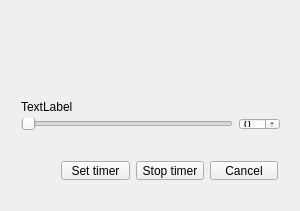
This is mainwindow.ui in Granddave/Stretch-timer as Qt 5 draws it before an edit. The edited form follows.
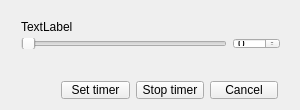
This is the edited form.

The edit to the form file:
```diff
--- a/mainwindow.ui
+++ b/mainwindow.ui
@@ -10,7 +10,7 @@
     <x>0</x>
     <y>0</y>
     <width>300</width>
-    <height>211</height>
+    <height>110</height>
    </rect>
   </property>
   <property name="sizePolicy">
@@ -19,6 +19,18 @@
     <verstretch>0</verstretch>
    </sizepolicy>
   </property>
+  <property name="minimumSize">
+   <size>
+    <width>300</width>
+    <height>110</height>
+   </size>
+  </property>
+  <property name="maximumSize">
+   <size>
+    <width>300</width>
+    <height>110</height>
+   </size>
+  </property>
   <property name="windowTitle">
    <string>MainWindow</string>
   </property>
@@ -33,9 +45,9 @@
     <property name="geometry">
      <rect>
       <x>50</x>
-      <y>150</y>
+      <y>70</y>
       <width>239</width>
-      <height>41</height>
+      <height>40</height>
      </rect>
     </property>
     <layout class="QHBoxLayout" name="horizontalLayout">
@@ -66,9 +78,9 @@
     <property name="geometry">
      <rect>
       <x>10</x>
-      <y>90</y>
+      <y>10</y>
       <width>281</width>
-      <height>51</height>
+      <height>50</height>
      </rect>
     </property>
     <layout class="QGridLayout" name="gridLayout">
@@ -86,9 +98,16 @@
       </widget>
      </item>
      <item row="2" column="1">
-      <widget class="QSpinBox" name="spinBox_Interval"/>
+      <widget class="QSpinBox" name="spinBox_Interval">
+       <property name="maximum">
+        <number>120</number>
+       </property>
+       <property name="singleStep">
+        <number>5</number>
+       </property>
+      </widget>
      </item>
-     <item row="1" column="0">
+     <item row="0" column="0">
       <widget class="QLabel" name="label_timeLeft">
        <property name="text">
         <string>TextLabel</string>
```
Left out of the diff: 2 changed lines with no effect on the pictures.
